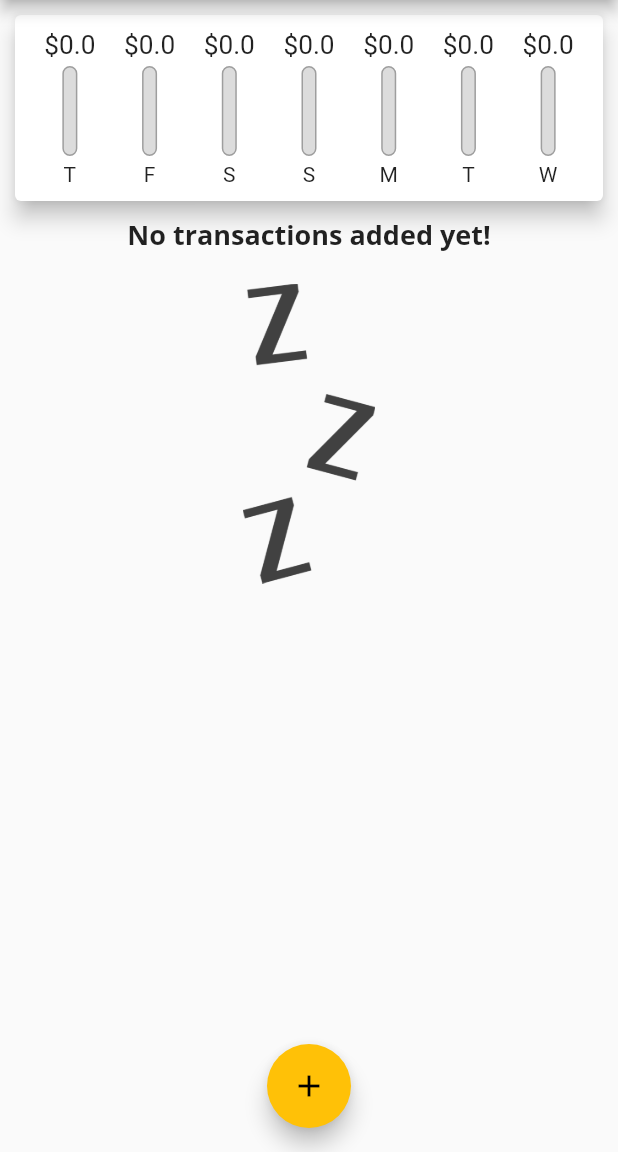
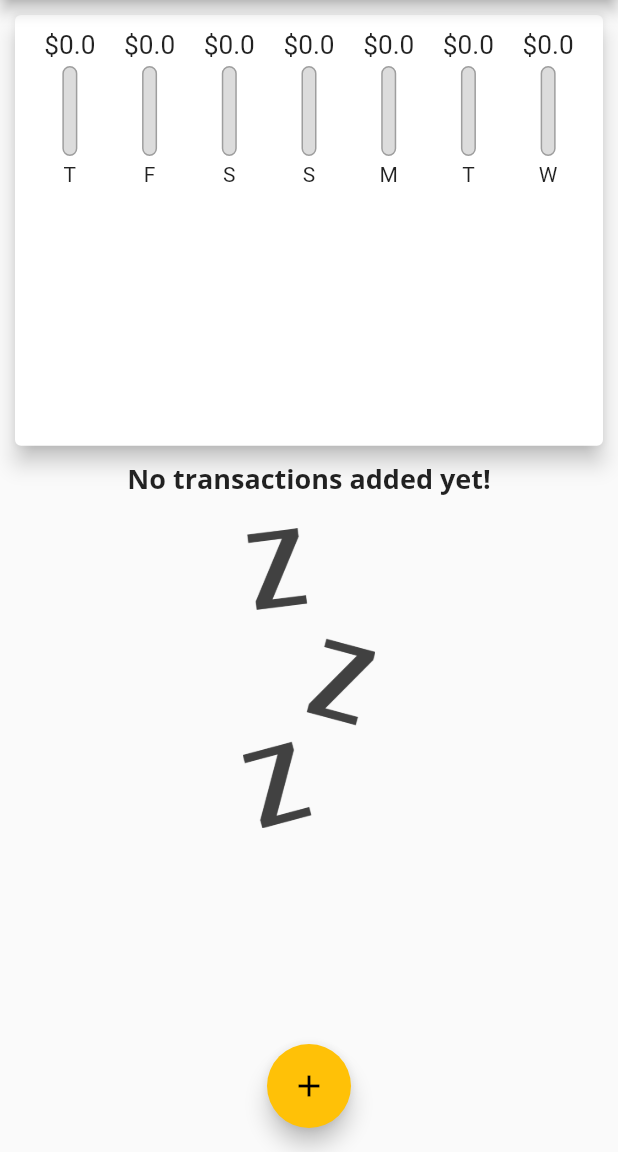
Before and after one commit to Samitti/Flutter-Expence-Planner, a Flutter app: the screen it shows after launch, on a phone screen of 412 x 824 dp, the part 84-1236 px from its top. Run offline on Flutter 3.47's test engine with Material 2 defaults, Android fonts, the phone set to English and light mode, and no system bars.

Commit message:
add mediaqery

```diff
--- a/lib/main.dart
+++ b/lib/main.dart
@@ -64,7 +64,8 @@ class _MyHomePageState extends State<MyHomePage> {
     }).toList();
   }
 
-  void _addNewTransaction(String txTitle, double txAmount, DateTime chosenDate) {
+  void _addNewTransaction(
+      String txTitle, double txAmount, DateTime chosenDate) {
     final newTx = Transaction(
       title: txTitle,
       amount: txAmount,
@@ -99,8 +100,7 @@ class _MyHomePageState extends State<MyHomePage> {
 
   @override
   Widget build(BuildContext context) {
-    return Scaffold(
-      appBar: AppBar(
+    final appBar = AppBar(
       title: Text('Personal Expenses'),
       actions: <Widget>[
         IconButton(
@@ -108,14 +108,29 @@ class _MyHomePageState extends State<MyHomePage> {
           icon: Icon(Icons.add),
         )
       ],
-      ),
+    );
+
+    return Scaffold(
+      appBar: appBar,
       body: SingleChildScrollView(
         child: Column(
           // mainAxisAlignment: MainAxisAlignment.spaceAround,
           crossAxisAlignment: CrossAxisAlignment.stretch,
           children: <Widget>[
-            Chart(_recentTransactions),
-            TransactionList(_userTransactions, _deleteTransaction),
+            Container(
+              height: (MediaQuery.of(context).size.height -
+                      appBar.preferredSize.height -
+                      MediaQuery.of(context).padding.top) *
+                  0.4,
+              child: Chart(_recentTransactions),
+            ),
+            Container(
+              height: (MediaQuery.of(context).size.height -
+                      appBar.preferredSize.height -
+                      MediaQuery.of(context).padding.top) *
+                  0.6,
+              child: TransactionList(_userTransactions, _deleteTransaction),
+            ),
           ],
         ),
       ),
```
Lines whose indentation alone changed are shown as unchanged.
